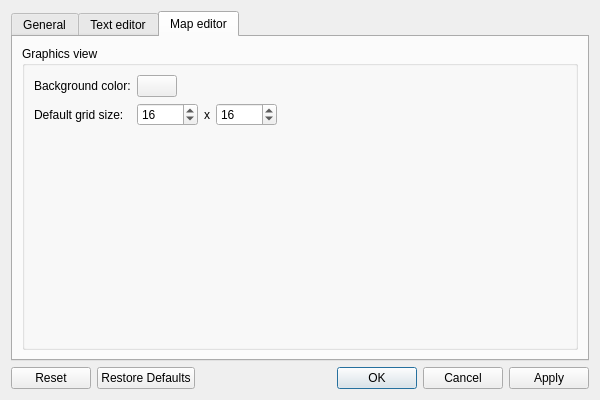
The window that src/gui/settings_dialog.ui (solarus-games/solarus-quest-editor) describes before a commit, drawn with Qt 5.
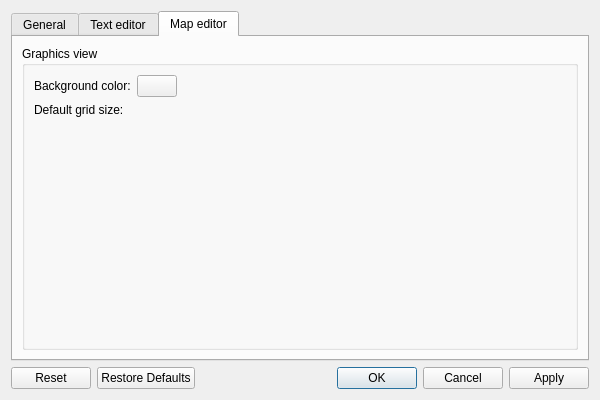
The same window after the commit. The open tabs and pages were chosen to show the change. Custom widgets are drawn as their Qt base class.

Commit message: Add a PairSpinBox widget for all position and size fields.

The edit to the form file:
```diff
--- a/src/gui/settings_dialog.ui
+++ b/src/gui/settings_dialog.ui
@@ -271,74 +271,6 @@
             </property>
            </widget>
           </item>
-          <item row="1" column="1">
-           <layout class="QHBoxLayout" name="map_grid_layout">
-            <item>
-             <widget class="QSpinBox" name="map_grid_width_field">
-              <property name="maximumSize">
-               <size>
-                <width>70</width>
-                <height>16777215</height>
-               </size>
-              </property>
-              <property name="minimum">
-               <number>8</number>
-              </property>
-              <property name="maximum">
-               <number>99999</number>
-              </property>
-              <property name="singleStep">
-               <number>8</number>
-              </property>
-              <property name="value">
-               <number>16</number>
-              </property>
-             </widget>
-            </item>
-            <item>
-             <widget class="QLabel" name="map_grid_separator_label">
-              <property name="text">
-               <string>x</string>
-              </property>
-             </widget>
-            </item>
-            <item>
-             <widget class="QSpinBox" name="map_grid_height_field">
-              <property name="maximumSize">
-               <size>
-                <width>70</width>
-                <height>16777215</height>
-               </size>
-              </property>
-              <property name="minimum">
-               <number>8</number>
-              </property>
-              <property name="maximum">
-               <number>99999</number>
-              </property>
-              <property name="singleStep">
-               <number>8</number>
-              </property>
-              <property name="value">
-               <number>16</number>
-              </property>
-             </widget>
-            </item>
-            <item>
-             <spacer name="map_grid_spacer">
-              <property name="orientation">
-               <enum>Qt::Horizontal</enum>
-              </property>
-              <property name="sizeHint" stdset="0">
-               <size>
-                <width>40</width>
-                <height>20</height>
-               </size>
-              </property>
-             </spacer>
-            </item>
-           </layout>
-          </item>
           <item row="0" column="1">
            <widget class="ColorPicker" name="map_background_field">
             <property name="sizePolicy">
@@ -349,6 +281,9 @@
             </property>
            </widget>
           </item>
+          <item row="1" column="1">
+           <widget class="PairSpinBox" name="map_grid_field" native="true"/>
+          </item>
          </layout>
         </widget>
        </item>
@@ -374,6 +309,12 @@
    <extends>QPushButton</extends>
    <header>gui/color_picker.h</header>
   </customwidget>
+  <customwidget>
+   <class>PairSpinBox</class>
+   <extends>QWidget</extends>
+   <header>gui/pair_spin_box.h</header>
+   <container>1</container>
+  </customwidget>
  </customwidgets>
  <resources/>
  <connections>
```
Left out of the diff: 67 changed lines with no effect on the pictures. The commit also changes 12 other files.
